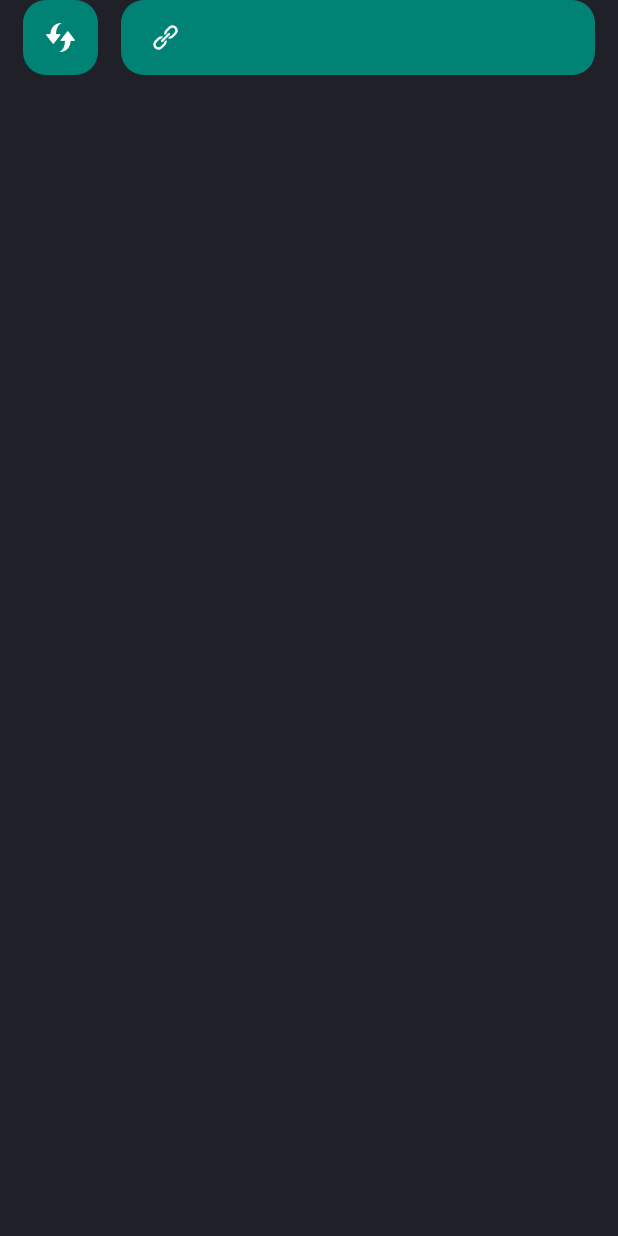
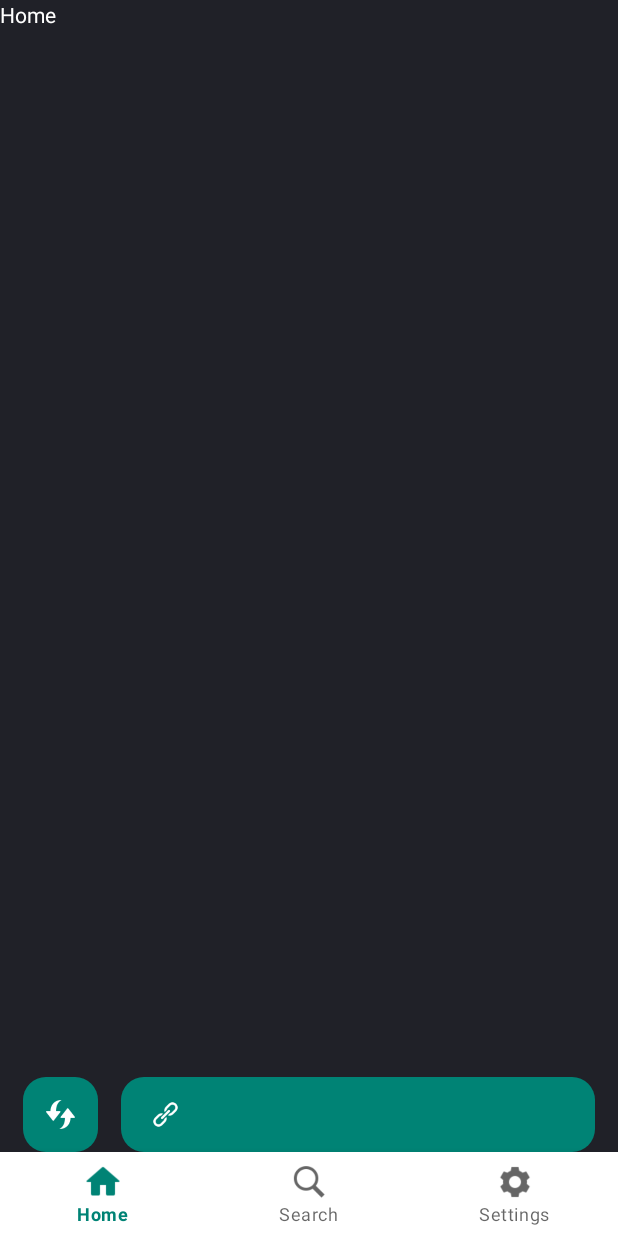
Before and after one commit to vietkynl99/Led-Cube, an Android app: the screen it shows after launch (MainActivity), on a phone screen of 412 x 824 dp. Run offline under Robolectric (Android 15) with nearby library versions, the phone set to English and light mode, and no system bars; our stand-ins replace Volley.

Commit message:
Add bottom navigation part1

```diff
--- a/app/build.gradle
+++ b/app/build.gradle
@@ -33,6 +33,7 @@ dependencies {
     implementation 'androidx.appcompat:appcompat:1.4.1'
     implementation 'com.google.android.material:material:1.6.0'
     implementation 'androidx.constraintlayout:constraintlayout:2.1.4'
+    implementation 'androidx.legacy:legacy-support-v4:1.0.0'
     testImplementation 'junit:junit:4.+'
     androidTestImplementation 'androidx.test.ext:junit:1.1.5'
     androidTestImplementation 'androidx.test.espresso:espresso-core:3.5.1'
--- a/app/src/main/AndroidManifest.xml
+++ b/app/src/main/AndroidManifest.xml
@@ -4,7 +4,7 @@
 
     <uses-permission android:name="android.permission.INTERNET" />
     <uses-permission android:name="android.permission.ACCESS_NETWORK_STATE" />
-<!--    <uses-permission android:name="android.permission.ACCESS_WIFI_STATE" />-->
+    <uses-permission android:name="android.permission.ACCESS_WIFI_STATE" />
 <!--    <uses-permission android:name="android.permission.CHANGE_WIFI_STATE" />-->
 <!--    <uses-permission android:name="android.permission.BLUETOOTH" />-->
 <!--    <uses-permission android:name="android.permission.BLUETOOTH_ADMIN" />-->
--- a/app/src/main/java/com/kynl/ledcube/MainActivity.java
+++ b/app/src/main/java/com/kynl/ledcube/MainActivity.java
@@ -1,36 +1,50 @@
 package com.kynl.ledcube;
 
+import androidx.annotation.NonNull;
 import androidx.appcompat.app.AppCompatActivity;
 import androidx.core.app.ActivityCompat;
 import androidx.core.content.ContextCompat;
+import androidx.fragment.app.Fragment;
+import androidx.fragment.app.FragmentManager;
 
 import android.Manifest;
 import android.content.Intent;
 import android.content.pm.PackageManager;
 import android.os.Bundle;
 import android.util.Log;
+import android.view.Menu;
+import android.view.MenuItem;
 import android.widget.ImageButton;
+import android.widget.TextView;
 
+import com.google.android.material.bottomnavigation.BottomNavigationView;
+import com.google.android.material.navigation.NavigationBarView;
+import com.kynl.ledcube.fragment.HomeFragment;
+import com.kynl.ledcube.fragment.SearchFragment;
+import com.kynl.ledcube.fragment.SettingsFragment;
 import com.kynl.ledcube.manager.ServerManager;
 import com.kynl.ledcube.service.NetworkService;
 
 import static com.kynl.ledcube.manager.ServerManager.ConnectionState.CONNECTION_STATE_NONE;
 
-public class MainActivity extends AppCompatActivity  {
+public class MainActivity extends AppCompatActivity {
     private final String TAG = "MainActivity";
     private final String serverAddress = "http://192.168.10.102";
     private ServerManager.ServerState serverState;
     private ServerManager.ConnectionState connectionState;
 
     private ImageButton pairDeviceBtn, refreshBtn;
+    private FragmentManager fragmentManager;
+    private Fragment homeFragment, searchFragment, settingsFragment;
+    private String preFragmentClassName = "";
+    private int preFragmenId = 0;
+
 
     @Override
     protected void onCreate(Bundle savedInstanceState) {
         super.onCreate(savedInstanceState);
         setContentView(R.layout.activity_main);
 
-        /* ServerManager */
-        ServerManager.getInstance().init(getApplicationContext());
 
         /* Variable */
         serverState = ServerManager.getInstance().getServerState();
@@ -39,6 +53,46 @@ public class MainActivity extends AppCompatActivity  {
         /* Element */
         pairDeviceBtn = findViewById(R.id.pairDeviceBtn);
         refreshBtn = findViewById(R.id.refreshBtn);
+        BottomNavigationView bottomNavigationView = findViewById(R.id.bottomNavigation);
+
+        /* Bottom navigation */
+        // fragmentManager
+        fragmentManager = getSupportFragmentManager();
+        homeFragment = new HomeFragment();
+        searchFragment = new SearchFragment();
+        settingsFragment = new SettingsFragment();
+
+        changeFragment(homeFragment);
+        bottomNavigationView.setOnItemSelectedListener(item -> {
+            int itemId = item.getItemId();
+            int itemIndex = -1; // Khởi tạo giá trị mặc định cho itemIndex là -1
+            Menu menu = bottomNavigationView.getMenu();
+            for (int i = 0; i < menu.size(); i++) {
+                if (menu.getItem(i).getItemId() == itemId) {
+                    itemIndex = i; // Lưu lại index của item được chọn
+                    break;
+                }
+            }
+            switch (itemIndex) {
+                case 0: {
+                    changeFragment(homeFragment);
+                    break;
+                }
+                case 1: {
+                    changeFragment(searchFragment);
+                    break;
+                }
+                case 2: {
+                    changeFragment(settingsFragment);
+                    break;
+                }
+                default: {
+                    Log.e(TAG, "onCreate: Index error");
+                    break;
+                }
+            }
+            return true;
+        });
 
         /* Pair Button */
         pairDeviceBtn.setOnClickListener(v -> {
@@ -61,8 +115,6 @@ public class MainActivity extends AppCompatActivity  {
             updateButtonState();
         });
 
-//        requestAppPermission();
-
         // Start Socket service
         Log.i(TAG, "onCreate: Start service");
         Intent intent = new Intent(this, NetworkService.class);
@@ -79,11 +131,21 @@ public class MainActivity extends AppCompatActivity  {
         stopService(intent);
     }
 
-//    private void requestAppPermission() {
-//        if (ContextCompat.checkSelfPermission(this, Manifest.permission.ACCESS_COARSE_LOCATION) != PackageManager.PERMISSION_GRANTED) {
-//            ActivityCompat.requestPermissions(this, new String[]{Manifest.permission.ACCESS_COARSE_LOCATION}, 1);
-//        }
-//    }
+    private void changeFragment(Fragment fragment) {
+        if (fragment == null) {
+            Log.e(TAG, "changeFragment: Fragment is null");
+            return;
+        }
+        String fragmentClassName = fragment.getClass().getName();
+        if (!fragmentClassName.equals(preFragmentClassName)) {
+            try {
+                fragmentManager.beginTransaction().replace(R.id.fragment_content, fragment).commit();
+                preFragmentClassName = fragmentClassName;
+            } catch (Exception e) {
+                e.printStackTrace();
+            }
+        }
+    }
 
     private void updateButtonState() {
         pairDeviceBtn.setEnabled(connectionState == CONNECTION_STATE_NONE);
@@ -93,10 +155,4 @@ public class MainActivity extends AppCompatActivity  {
     }
 
 
-
-
-
-
-
-
 }
--- /dev/null
+++ b/app/src/main/java/com/kynl/ledcube/fragment/HomeFragment.java
@@ -0,0 +1,55 @@
+package com.kynl.ledcube.fragment;
+
+import android.os.Bundle;
+
+import androidx.fragment.app.Fragment;
+
+import android.util.Log;
+import android.view.LayoutInflater;
+import android.view.View;
+import android.view.ViewGroup;
+
+import com.kynl.ledcube.R;
+
+
+public class HomeFragment extends Fragment {
+
+    private final String TAG = "HomeFragment";
+
+    public HomeFragment() {
+        // Required empty public constructor
+    }
+
+
+    @Override
+    public void onCreate(Bundle savedInstanceState) {
+        super.onCreate(savedInstanceState);
+        Log.e(TAG, "onCreate: ");
+
+    }
+
+    @Override
+    public View onCreateView(LayoutInflater inflater, ViewGroup container,
+                             Bundle savedInstanceState) {
+        // Inflate the layout for this fragment
+        return inflater.inflate(R.layout.fragment_home, container, false);
+    }
+
+    @Override
+    public void onPause() {
+        super.onPause();
+        Log.e(TAG, "onPause: ");
+    }
+
+    @Override
+    public void onResume() {
+        super.onResume();
+        Log.e(TAG, "onResume: ");
+    }
+
+    @Override
+    public void onDestroy() {
+        super.onDestroy();
+        Log.e(TAG, "onDestroy: ");
+    }
+}
--- /dev/null
+++ b/app/src/main/java/com/kynl/ledcube/fragment/SearchFragment.java
@@ -0,0 +1,66 @@
+package com.kynl.ledcube.fragment;
+
+import android.os.Bundle;
+
+import androidx.fragment.app.Fragment;
+
+import android.view.LayoutInflater;
+import android.view.View;
+import android.view.ViewGroup;
+
+import com.kynl.ledcube.R;
+
+/**
+ * A simple {@link Fragment} subclass.
+ * Use the {@link SearchFragment#newInstance} factory method to
+ * create an instance of this fragment.
+ */
+public class SearchFragment extends Fragment {
+
+    // TODO: Rename parameter arguments, choose names that match
+    // the fragment initialization parameters, e.g. ARG_ITEM_NUMBER
+    private static final String ARG_PARAM1 = "param1";
+    private static final String ARG_PARAM2 = "param2";
+
+    // TODO: Rename and change types of parameters
+    private String mParam1;
+    private String mParam2;
+
+    public SearchFragment() {
+        // Required empty public constructor
+    }
+
+    /**
+     * Use this factory method to create a new instance of
+     * this fragment using the provided parameters.
+     *
+     * @param param1 Parameter 1.
+     * @param param2 Parameter 2.
+     * @return A new instance of fragment SearchFragment.
+     */
+    // TODO: Rename and change types and number of parameters
+    public static SearchFragment newInstance(String param1, String param2) {
+        SearchFragment fragment = new SearchFragment();
+        Bundle args = new Bundle();
+        args.putString(ARG_PARAM1, param1);
+        args.putString(ARG_PARAM2, param2);
+        fragment.setArguments(args);
+        return fragment;
+    }
+
+    @Override
+    public void onCreate(Bundle savedInstanceState) {
+        super.onCreate(savedInstanceState);
+        if (getArguments() != null) {
+            mParam1 = getArguments().getString(ARG_PARAM1);
+            mParam2 = getArguments().getString(ARG_PARAM2);
+        }
+    }
+
+    @Override
+    public View onCreateView(LayoutInflater inflater, ViewGroup container,
+                             Bundle savedInstanceState) {
+        // Inflate the layout for this fragment
+        return inflater.inflate(R.layout.fragment_search, container, false);
+    }
+}
--- /dev/null
+++ b/app/src/main/java/com/kynl/ledcube/fragment/SettingsFragment.java
@@ -0,0 +1,66 @@
+package com.kynl.ledcube.fragment;
+
+import android.os.Bundle;
+
+import androidx.fragment.app.Fragment;
+
+import android.view.LayoutInflater;
+import android.view.View;
+import android.view.ViewGroup;
+
+import com.kynl.ledcube.R;
+
+/**
+ * A simple {@link Fragment} subclass.
+ * Use the {@link SettingsFragment#newInstance} factory method to
+ * create an instance of this fragment.
+ */
+public class SettingsFragment extends Fragment {
+
+    // TODO: Rename parameter arguments, choose names that match
+    // the fragment initialization parameters, e.g. ARG_ITEM_NUMBER
+    private static final String ARG_PARAM1 = "param1";
+    private static final String ARG_PARAM2 = "param2";
+
+    // TODO: Rename and change types of parameters
+    private String mParam1;
+    private String mParam2;
+
+    public SettingsFragment() {
+        // Required empty public constructor
+    }
+
+    /**
+     * Use this factory method to create a new instance of
+     * this fragment using the provided parameters.
+     *
+     * @param param1 Parameter 1.
+     * @param param2 Parameter 2.
+     * @return A new instance of fragment SettingsFragment.
+     */
+    // TODO: Rename and change types and number of parameters
+    public static SettingsFragment newInstance(String param1, String param2) {
+        SettingsFragment fragment = new SettingsFragment();
+        Bundle args = new Bundle();
+        args.putString(ARG_PARAM1, param1);
+        args.putString(ARG_PARAM2, param2);
+        fragment.setArguments(args);
+        return fragment;
+    }
+
+    @Override
+    public void onCreate(Bundle savedInstanceState) {
+        super.onCreate(savedInstanceState);
+        if (getArguments() != null) {
+            mParam1 = getArguments().getString(ARG_PARAM1);
+            mParam2 = getArguments().getString(ARG_PARAM2);
+        }
+    }
+
+    @Override
+    public View onCreateView(LayoutInflater inflater, ViewGroup container,
+                             Bundle savedInstanceState) {
+        // Inflate the layout for this fragment
+        return inflater.inflate(R.layout.fragment_settings, container, false);
+    }
+}
--- a/app/src/main/res/layout/activity_main.xml
+++ b/app/src/main/res/layout/activity_main.xml
@@ -8,6 +8,14 @@
     android:orientation="vertical"
     android:theme="@style/Theme_LedCube_Night"
     tools:context=".MainActivity">
+
+    <FrameLayout
+        android:id="@+id/fragment_content"
+        android:layout_width="match_parent"
+        android:layout_height="0dp"
+        android:layout_weight="1">
+
+    </FrameLayout>
 
     <LinearLayout
         android:layout_width="match_parent"
@@ -43,4 +51,10 @@
             app:srcCompat="@drawable/link_w_50" />
     </LinearLayout>
 
+    <com.google.android.material.bottomnavigation.BottomNavigationView
+        android:id="@+id/bottomNavigation"
+        android:layout_width="match_parent"
+        android:layout_height="wrap_content"
+        app:menu="@menu/menu_bottom_navigation" />
+
 </LinearLayout>
--- /dev/null
+++ b/app/src/main/res/layout/fragment_home.xml
@@ -0,0 +1,15 @@
+<?xml version="1.0" encoding="utf-8"?>
+<FrameLayout xmlns:android="http://schemas.android.com/apk/res/android"
+    xmlns:tools="http://schemas.android.com/tools"
+    android:layout_width="match_parent"
+    android:layout_height="match_parent"
+    tools:context=".fragment.HomeFragment">
+
+    <!-- TODO: Update blank fragment layout -->
+    <TextView
+        android:layout_width="match_parent"
+        android:layout_height="match_parent"
+        android:text="Home"
+        android:textColor="@color/white" />
+
+</FrameLayout>
--- /dev/null
+++ b/app/src/main/res/menu/menu_bottom_navigation.xml
@@ -0,0 +1,22 @@
+<menu xmlns:android="http://schemas.android.com/apk/res/android"
+    xmlns:app="http://schemas.android.com/apk/res-auto">
+
+    <item
+        android:id="@+id/navigation_home"
+        android:icon="@drawable/home_w_48"
+        android:title="@string/menu_home"
+        app:showAsAction="ifRoom" />
+
+    <item
+        android:id="@+id/navigation_search"
+        android:icon="@drawable/search_w_50"
+        android:title="@string/menu_search"
+        app:showAsAction="ifRoom" />
+
+    <item
+        android:id="@+id/navigation_settings"
+        android:icon="@drawable/settings_w_48"
+        android:title="@string/menu_settings"
+        app:showAsAction="ifRoom" />
+
+</menu>
--- a/app/src/main/res/values/strings.xml
+++ b/app/src/main/res/values/strings.xml
@@ -6,4 +6,11 @@
     <string name="pair_device">Pair to Led Cube</string>
     <string name="pairing_device">Pairing...</string>
     <string name="check_connection">Check connection</string>
+
+    <string name="menu_home">Home</string>
+    <string name="menu_search">Search</string>
+    <string name="menu_settings">Settings</string>
+    <!-- TODO: Remove or change this placeholder text -->
+    <string name="hello_blank_fragment">Hello blank fragment</string>
+
 </resources>
```
Also changed, not shown: app/src/main/java/com/kynl/ledcube/MyApplication.java (added, +19 -0 lines), app/src/main/res/layout/fragment_search.xml (added, +14 -0 lines), app/src/main/res/layout/fragment_settings.xml (added, +14 -0 lines), app/src/main/res/drawable-v24/home_w_48.png (added), app/src/main/res/drawable-v24/search_w_50.png (added), app/src/main/res/drawable-v24/settings_w_48.png (added).
